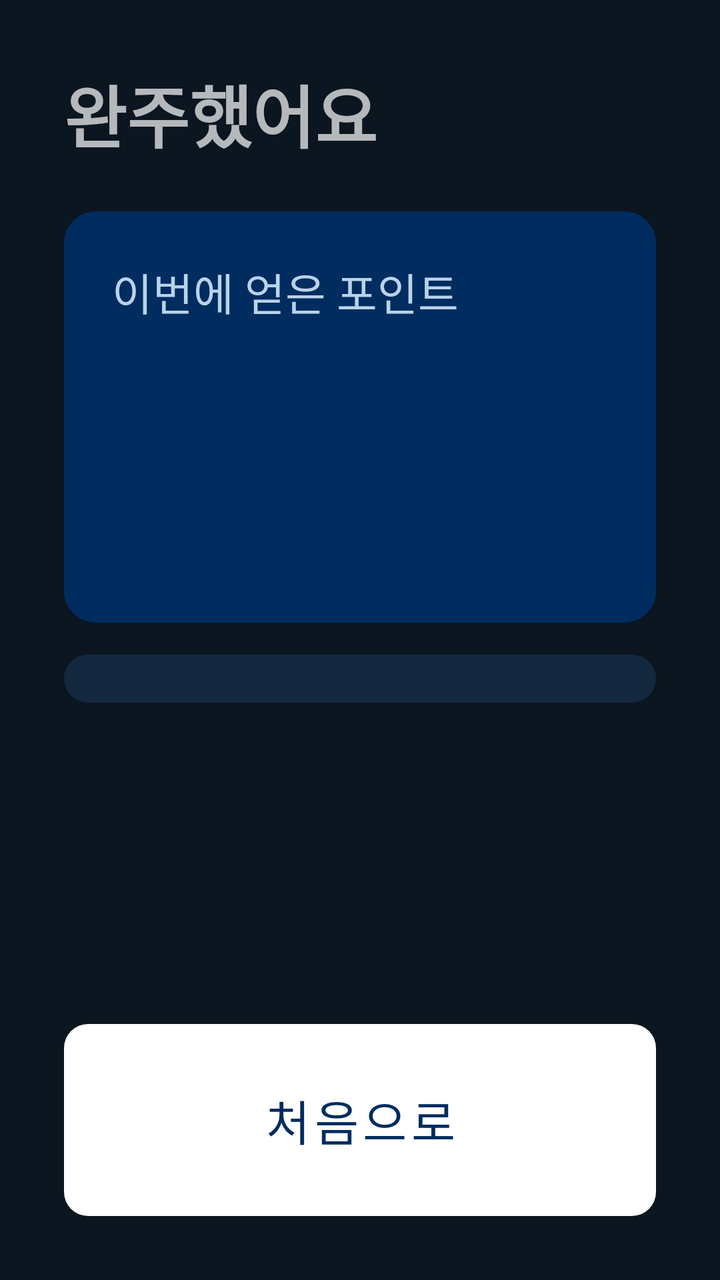
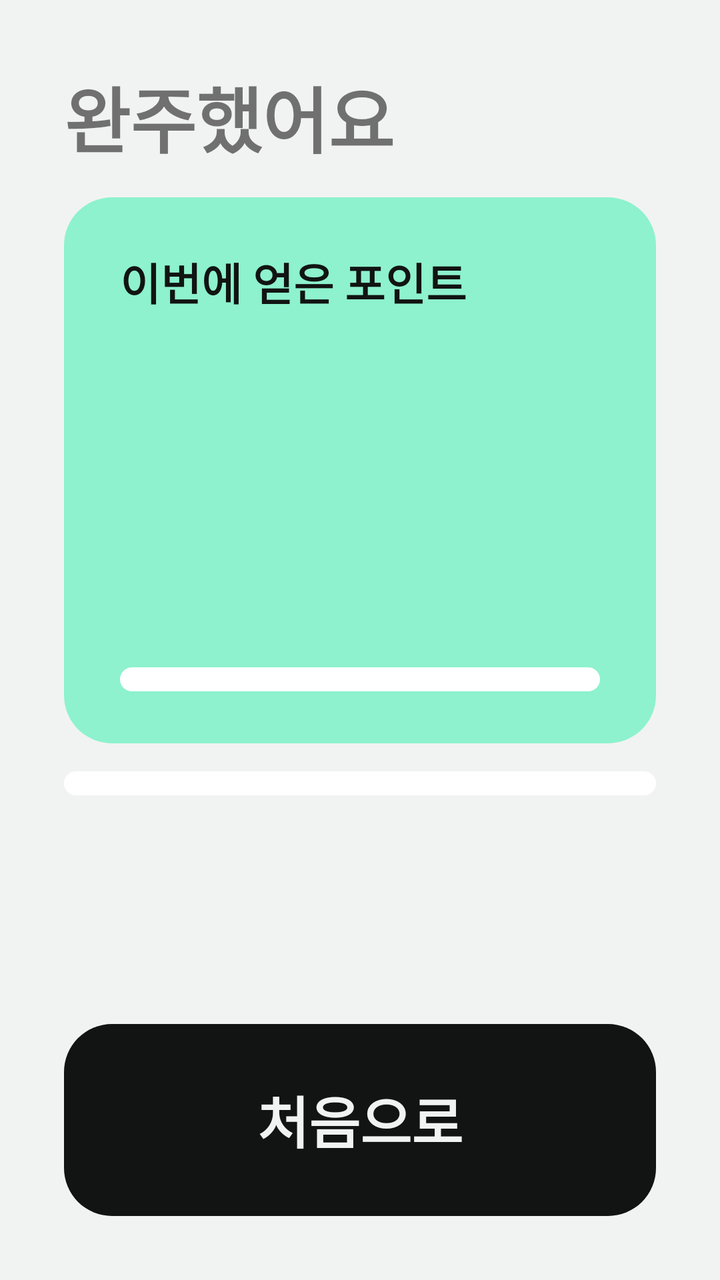

The first picture is an Android layout as it rendered before a commit; the second is the same layout after the commit. The layout source and the unified diff follow.
<!-- AndroidManifest.xml: application theme Theme.Jeonunbochocar -->
<!-- res/layout/screen_result.xml -->
<?xml version="1.0" encoding="utf-8"?>
<LinearLayout xmlns:android="http://schemas.android.com/apk/res/android"
    xmlns:app="http://schemas.android.com/apk/res-auto"
    android:layout_width="match_parent"
    android:layout_height="match_parent"
    android:orientation="vertical"
    android:padding="32dp">

    <LinearLayout
        android:layout_width="match_parent"
        android:layout_height="wrap_content"
        android:gravity="center_vertical"
        android:orientation="horizontal">

        <TextView
            android:layout_width="wrap_content"
            android:layout_height="wrap_content"
            android:text="완주했어요"
            android:textSize="34sp"
            android:textStyle="bold" />
    </LinearLayout>

    <ScrollView
        android:layout_width="match_parent"
        android:layout_height="0dp"
        android:layout_marginTop="24dp"
        android:layout_weight="1">

        <LinearLayout
            android:id="@+id/screenContent"
            android:layout_width="match_parent"
            android:layout_height="wrap_content"
            android:orientation="vertical">

            <LinearLayout
                android:layout_width="match_parent"
                android:layout_height="wrap_content"
                android:layout_marginTop="0dp"
                android:background="@drawable/bg_level_card"
                android:orientation="vertical"
                android:padding="24dp">

                <TextView
                    android:layout_width="wrap_content"
                    android:layout_height="wrap_content"
                    android:layout_marginTop="0dp"
                    android:text="이번에 얻은 포인트"
                    android:textColor="@color/jb_on_navy_secondary"
                    android:textSize="22sp" />

                <TextView
                    android:id="@+id/earnedPoints"
                    android:layout_width="wrap_content"
                    android:layout_height="wrap_content"
                    android:textColor="@color/jb_accent_soft"
                    android:textSize="72sp"
                    android:textStyle="bold" />

                <TextView
                    android:id="@+id/resultLevel"
                    android:layout_width="wrap_content"
                    android:layout_height="wrap_content"
                    android:textColor="@color/jb_on_navy_secondary"
                    android:textSize="22sp" />
            </LinearLayout>

            <LinearLayout
                android:id="@+id/resultRows"
                android:layout_width="match_parent"
                android:layout_height="wrap_content"
                android:layout_marginTop="16dp"
                android:background="@drawable/bg_card"
                android:orientation="vertical"
                android:paddingHorizontal="24dp"
                android:paddingBottom="24dp" />
        </LinearLayout>
    </ScrollView>

    <Button
        android:id="@+id/btnHome"
        style="@style/Jb.Button.Primary"
        android:layout_width="match_parent"
        android:layout_height="96dp"
        android:layout_marginTop="16dp"
        android:text="처음으로" />
</LinearLayout>
<!-- resources referenced by this layout -->
<resources>
  <color name="jb_accent_soft">#6FD8F2</color>
  <color name="jb_on_navy_secondary">#B9D3EA</color>
  <!-- drawable bg_card (drawable) -->
  <?xml version="1.0" encoding="utf-8"?>
  <shape xmlns:android="http://schemas.android.com/apk/res/android">
      <solid android:color="@color/jb_card" />
      <corners android:radius="16dp" />
  </shape>
  <!-- drawable bg_level_card (drawable) -->
  <?xml version="1.0" encoding="utf-8"?>
  <shape xmlns:android="http://schemas.android.com/apk/res/android">
      <solid android:color="@color/jb_navy" />
      <corners android:radius="16dp" />
  </shape>
  <style name="Jb.Button.Primary">
          <item name="backgroundTint">@color/white</item>
          <item name="android:textColor">@color/jb_navy</item>
      </style>
  <style name="Theme.Jeonunbochocar" parent="Theme.MaterialComponents.NoActionBar">
          <item name="colorPrimary">@color/jb_accent</item>
          <item name="colorPrimaryVariant">@color/jb_navy</item>
          <item name="colorOnPrimary">@color/jb_background</item>
          <item name="colorSecondary">@color/jb_accent</item>
          <item name="colorOnSecondary">@color/jb_background</item>
          <item name="android:windowBackground">@color/jb_background</item>
          <item name="android:statusBarColor">@color/jb_background</item>
          <item name="materialButtonStyle">@style/Jb.Button</item>
      </style>
  <color name="jb_card">#13283F</color>
  <color name="jb_navy">#002C5F</color>
  <color name="white">#FFFFFFFF</color>
  <color name="jb_accent">#00AAD2</color>
  <color name="jb_background">#0B1620</color>
  <style name="Jb.Button" parent="Widget.MaterialComponents.Button.UnelevatedButton">
          <item name="backgroundTint">@color/jb_card</item>
          <item name="android:textColor">@color/white</item>
          <item name="android:textSize">24sp</item>
          <item name="cornerRadius">12dp</item>
          <item name="android:insetTop">0dp</item>
          <item name="android:insetBottom">0dp</item>
      </style>
</resources>

<!-- the commit's change to res/layout/screen_result.xml (unified diff, before → after) -->
@@ -6,74 +6,78 @@
     android:orientation="vertical"
     android:padding="32dp">
 
+    <TextView
+        android:layout_width="wrap_content"
+        android:layout_height="wrap_content"
+        android:text="완주했어요"
+        android:textSize="36sp"
+        android:textStyle="bold" />
+
     <LinearLayout
         android:layout_width="match_parent"
         android:layout_height="wrap_content"
-        android:gravity="center_vertical"
-        android:orientation="horizontal">
+        android:layout_marginTop="14dp"
+        android:background="@drawable/bg_block"
+        android:backgroundTint="@color/jb_mint"
+        android:orientation="vertical"
+        android:paddingHorizontal="28dp"
+        android:paddingVertical="26dp">
 
         <TextView
-            android:layout_width="wrap_content"
+            style="@style/Jb.OnBlock"
+            android:text="이번에 얻은 포인트" />
+
+        <TextView
+            android:id="@+id/earnedPoints"
+            style="@style/Jb.OnBlock"
+            android:includeFontPadding="false"
+            android:letterSpacing="-0.06"
+            android:textSize="112sp" />
+
+        <LinearLayout
+            android:layout_width="match_parent"
             android:layout_height="wrap_content"
-            android:text="완주했어요"
-            android:textSize="34sp"
-            android:textStyle="bold" />
+            android:layout_marginTop="6dp"
+            android:orientation="horizontal">
+
+            <TextView
+                android:id="@+id/resultLevel"
+                style="@style/Jb.OnBlock"
+                android:layout_width="0dp"
+                android:layout_weight="1" />
+
+            <TextView
+                android:id="@+id/resultPoints"
+                style="@style/Jb.OnBlock" />
+        </LinearLayout>
+
+        <com.google.android.material.progressindicator.LinearProgressIndicator
+            android:id="@+id/resultProgress"
+            android:layout_width="match_parent"
+            android:layout_height="wrap_content"
+            android:layout_marginTop="10dp"
+            android:max="100"
+            app:indicatorColor="@color/jb_on_block"
+            app:trackColor="@color/white"
+            app:trackCornerRadius="6dp"
+            app:trackThickness="12dp" />
     </LinearLayout>
 
     <ScrollView
         android:layout_width="match_parent"
         android:layout_height="0dp"
-        android:layout_marginTop="24dp"
+        android:layout_marginTop="14dp"
         android:layout_weight="1">
 
         <LinearLayout
-            android:id="@+id/screenContent"
+            android:id="@+id/resultRows"
             android:layout_width="match_parent"
             android:layout_height="wrap_content"
-            android:orientation="vertical">
-
-            <LinearLayout
-                android:layout_width="match_parent"
-                android:layout_height="wrap_content"
-                android:layout_marginTop="0dp"
-                android:background="@drawable/bg_level_card"
-                android:orientation="vertical"
-                android:padding="24dp">
-
-                <TextView
-                    android:layout_width="wrap_content"
-                    android:layout_height="wrap_content"
-                    android:layout_marginTop="0dp"
-                    android:text="이번에 얻은 포인트"
-                    android:textColor="@color/jb_on_navy_secondary"
-                    android:textSize="22sp" />
-
-                <TextView
-                    android:id="@+id/earnedPoints"
-                    android:layout_width="wrap_content"
-                    android:layout_height="wrap_content"
-                    android:textColor="@color/jb_accent_soft"
-                    android:textSize="72sp"
-                    android:textStyle="bold" />
-
-                <TextView
-                    android:id="@+id/resultLevel"
-                    android:layout_width="wrap_content"
-                    android:layout_height="wrap_content"
-                    android:textColor="@color/jb_on_navy_secondary"
-                    android:textSize="22sp" />
-            </LinearLayout>
-
-            <LinearLayout
-                android:id="@+id/resultRows"
-                android:layout_width="match_parent"
-                android:layout_height="wrap_content"
-                android:layout_marginTop="16dp"
-                android:background="@drawable/bg_card"
-                android:orientation="vertical"
-                android:paddingHorizontal="24dp"
-                android:paddingBottom="24dp" />
-        </LinearLayout>
+            android:background="@drawable/bg_block"
+            android:backgroundTint="@color/jb_surface"
+            android:orientation="vertical"
+            android:paddingHorizontal="26dp"
+            android:paddingVertical="6dp" />
     </ScrollView>
 
     <Button
@@ -81,6 +85,6 @@
         style="@style/Jb.Button.Primary"
         android:layout_width="match_parent"
         android:layout_height="96dp"
-        android:layout_marginTop="16dp"
+        android:layout_marginTop="14dp"
         android:text="처음으로" />
 </LinearLayout>
<!-- resource entries referenced after the edit -->
@@ -1,43 +1,54 @@
 <!-- resources referenced by this layout -->
 <resources>
-  <color name="jb_accent_soft">#6FD8F2</color>
-  <color name="jb_on_navy_secondary">#B9D3EA</color>
-  <!-- drawable bg_card (drawable) -->
+  <color name="jb_mint">#8DF2CD</color>
+  <color name="jb_on_block">#111413</color>
+  <color name="jb_surface">#FFFFFF</color>
+  <style name="Jb.Button.Primary">
+          <item name="backgroundTint">@color/jb_primary</item>
+          <item name="android:textColor">@color/jb_on_primary</item>
+          <item name="android:textSize">28sp</item>
+          <item name="cornerRadius">24dp</item>
+      </style>
+  <style name="Jb.OnBlock" parent="">
+          <item name="android:layout_width">wrap_content</item>
+          <item name="android:layout_height">wrap_content</item>
+          <item name="android:textColor">@color/jb_on_block</item>
+          <item name="android:textSize">22sp</item>
+          <item name="android:textStyle">bold</item>
+      </style>
+  <style name="Theme.Jeonunbochocar" parent="Theme.MaterialComponents.DayNight.NoActionBar">
+          <item name="colorPrimary">@color/jb_primary</item>
+          <item name="colorPrimaryVariant">@color/jb_primary</item>
+          <item name="colorOnPrimary">@color/jb_on_primary</item>
+          <item name="colorSecondary">@color/jb_primary</item>
+          <item name="colorOnSecondary">@color/jb_on_primary</item>
+          <item name="android:textColorPrimary">@color/jb_text</item>
+          <item name="android:textColorSecondary">@color/jb_text_secondary</item>
+          <item name="android:windowBackground">@color/jb_background</item>
+          <item name="android:statusBarColor">@color/jb_background</item>
+          <item name="android:windowLightStatusBar">@bool/jb_light_bars</item>
+          <item name="materialButtonStyle">@style/Jb.Button</item>
+      </style>
+  <color name="jb_primary">#111413</color>
+  <color name="jb_on_primary">#F1F3F2</color>
+  <color name="jb_text">#111413</color>
+  <color name="jb_text_secondary">#56605B</color>
+  <color name="white">#FFFFFFFF</color>
+  <!-- drawable bg_block (drawable) -->
   <?xml version="1.0" encoding="utf-8"?>
   <shape xmlns:android="http://schemas.android.com/apk/res/android">
-      <solid android:color="@color/jb_card" />
-      <corners android:radius="16dp" />
+      <solid android:color="@color/white" />
+      <corners android:radius="24dp" />
   </shape>
-  <!-- drawable bg_level_card (drawable) -->
-  <?xml version="1.0" encoding="utf-8"?>
-  <shape xmlns:android="http://schemas.android.com/apk/res/android">
-      <solid android:color="@color/jb_navy" />
-      <corners android:radius="16dp" />
-  </shape>
-  <style name="Jb.Button.Primary">
-          <item name="backgroundTint">@color/white</item>
-          <item name="android:textColor">@color/jb_navy</item>
-      </style>
-  <style name="Theme.Jeonunbochocar" parent="Theme.MaterialComponents.NoActionBar">
-          <item name="colorPrimary">@color/jb_accent</item>
-          <item name="colorPrimaryVariant">@color/jb_navy</item>
-          <item name="colorOnPrimary">@color/jb_background</item>
-          <item name="colorSecondary">@color/jb_accent</item>
-          <item name="colorOnSecondary">@color/jb_background</item>
-          <item name="android:windowBackground">@color/jb_background</item>
-          <item name="android:statusBarColor">@color/jb_background</item>
-          <item name="materialButtonStyle">@style/Jb.Button</item>
-      </style>
-  <color name="jb_card">#13283F</color>
-  <color name="jb_navy">#002C5F</color>
-  <color name="white">#FFFFFFFF</color>
-  <color name="jb_accent">#00AAD2</color>
-  <color name="jb_background">#0B1620</color>
+  <color name="jb_background">#F1F3F2</color>
   <style name="Jb.Button" parent="Widget.MaterialComponents.Button.UnelevatedButton">
-          <item name="backgroundTint">@color/jb_card</item>
-          <item name="android:textColor">@color/white</item>
-          <item name="android:textSize">24sp</item>
-          <item name="cornerRadius">12dp</item>
+          <item name="backgroundTint">@color/jb_surface</item>
+          <item name="android:textColor">@color/jb_text</item>
+          <item name="android:textSize">22sp</item>
+          <item name="android:textStyle">bold</item>
+          <item name="android:textAllCaps">false</item>
+          <item name="android:letterSpacing">0</item>
+          <item name="cornerRadius">20dp</item>
           <item name="android:insetTop">0dp</item>
           <item name="android:insetBottom">0dp</item>
       </style>
